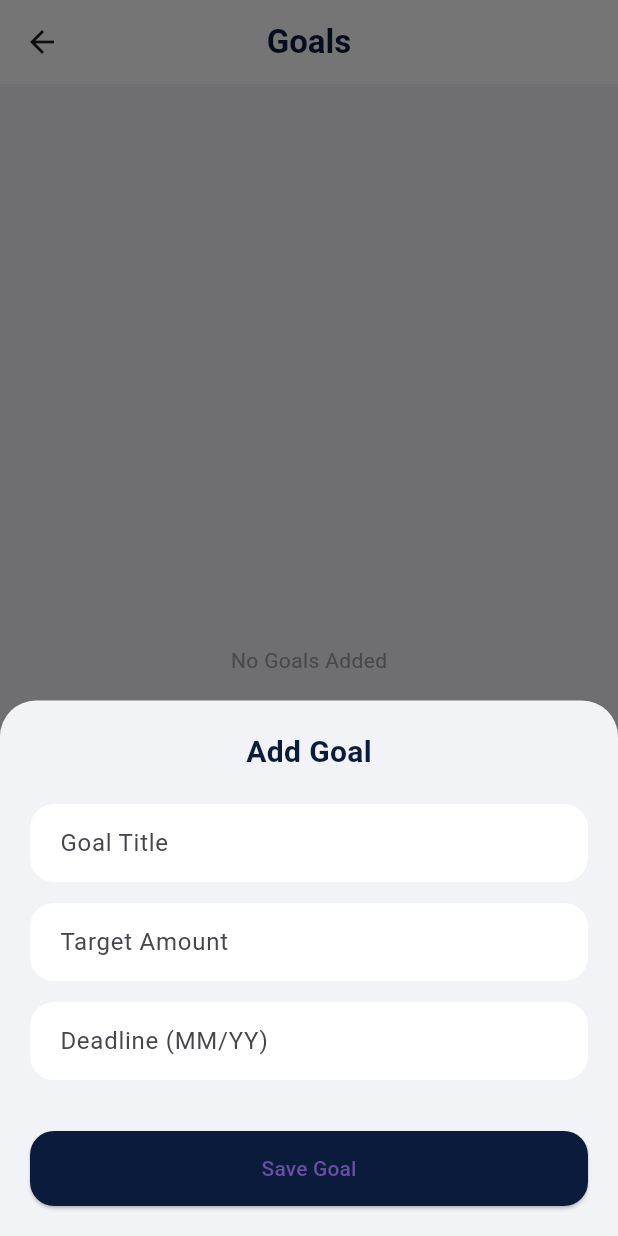
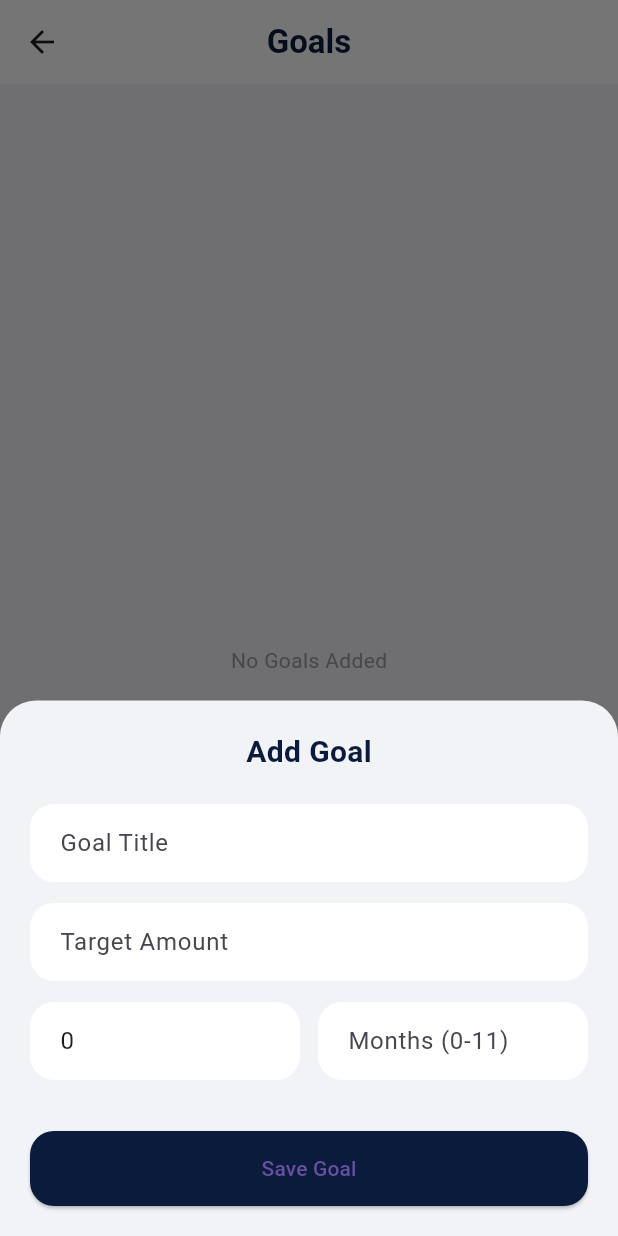
Before and after one commit to devisunofficial/Finwise, a Flutter app: the GoalsPage screen opened directly, after a tap on the "add" icon, on a phone screen of 412 x 824 dp. Run offline on Flutter 3.47's test engine with Material 3 defaults, Android fonts, the phone set to English and light mode, and no system bars; our stand-ins replace cloud_firestore, firebase_auth, firebase_core, flutter_svg, shared_preferences; accounts and stored records are empty.

Commit message:
Pre-Final Goals

```diff
--- a/lib/screens/goals.dart
+++ b/lib/screens/goals.dart
@@ -6,19 +6,17 @@ import 'package:firebase_auth/firebase_auth.dart';
 class Goal {
   String title;
   double targetAmount;
-  DateTime deadline;
+  int years;
+  int months;
 
   Goal({
     required this.title,
     required this.targetAmount,
-    required this.deadline,
+    required this.years,
+    required this.months,
   });
 
-  int get monthsLeft {
-    final now = DateTime.now();
-    return (deadline.year - now.year) * 12 +
-        (deadline.month - now.month);
-  }
+  int get totalMonths => (years * 12) + months;
 }
 
 class GoalsPage extends StatefulWidget {
@@ -33,7 +31,9 @@ class _GoalsPageState extends State<GoalsPage> {
 
   final TextEditingController _titleController = TextEditingController();
   final TextEditingController _amountController = TextEditingController();
-  final TextEditingController _deadlineController = TextEditingController();
+  final TextEditingController _yearsController =
+      TextEditingController(text: "0"); // Default 0
+  final TextEditingController _monthsController = TextEditingController();
 
   double _totalSavings = 0;
 
@@ -60,22 +60,21 @@ class _GoalsPageState extends State<GoalsPage> {
   void _addGoal() {
     if (_titleController.text.isEmpty ||
         _amountController.text.isEmpty ||
-        _deadlineController.text.length != 5) {
+        _monthsController.text.isEmpty) {
       return;
     }
 
-    final parts = _deadlineController.text.split('/');
-    final month = int.tryParse(parts[0]) ?? 0;
-    final year = 2000 + (int.tryParse(parts[1]) ?? 0);
+    final years = int.tryParse(_yearsController.text) ?? 0;
+    final months = int.tryParse(_monthsController.text) ?? 0;
 
-    if (month < 1 || month > 12) return;
-
-    final deadline = DateTime(year, month);
+    if (months < 0 || months > 11) return;
+    if (years == 0 && months == 0) return;
 
     final goal = Goal(
       title: _titleController.text,
       targetAmount: double.parse(_amountController.text),
-      deadline: deadline,
+      years: years,
+      months: months,
     );
 
     setState(() {
@@ -85,14 +84,15 @@ class _GoalsPageState extends State<GoalsPage> {
 
     _titleController.clear();
     _amountController.clear();
-    _deadlineController.clear();
+    _yearsController.text = "0"; // Reset to default
+    _monthsController.clear();
 
     Navigator.pop(context);
   }
 
   void _sortGoals() {
     _goals.sort((a, b) {
-      int timeCompare = a.monthsLeft.compareTo(b.monthsLeft);
+      int timeCompare = a.totalMonths.compareTo(b.totalMonths);
       if (timeCompare != 0) return timeCompare;
       return a.targetAmount.compareTo(b.targetAmount);
     });
@@ -107,21 +107,15 @@ class _GoalsPageState extends State<GoalsPage> {
     String hint,
     TextEditingController controller, {
     bool isNumber = false,
-    bool isDeadline = false,
   }) {
     return Padding(
       padding: const EdgeInsets.only(bottom: 14),
       child: TextField(
         controller: controller,
         keyboardType:
-            isNumber || isDeadline ? TextInputType.number : TextInputType.text,
-        inputFormatters: isDeadline
-            ? [
-                FilteringTextInputFormatter.digitsOnly,
-                LengthLimitingTextInputFormatter(4),
-                _MonthYearFormatter(),
-              ]
-            : null,
+            isNumber ? TextInputType.number : TextInputType.text,
+        inputFormatters:
+            isNumber ? [FilteringTextInputFormatter.digitsOnly] : null,
         decoration: InputDecoration(
           hintText: hint,
           filled: true,
@@ -163,12 +157,29 @@ class _GoalsPageState extends State<GoalsPage> {
                     color: Color(0xFF0B1B3B)),
               ),
               const SizedBox(height: 20),
+
               _inputField("Goal Title", _titleController),
               _inputField("Target Amount", _amountController,
                   isNumber: true),
-              _inputField("Deadline (MM/YY)", _deadlineController,
-                  isDeadline: true),
+
+              Row(
+                children: [
+                  Expanded(
+                    child: _inputField(
+                        "Years (optional)", _yearsController,
+                        isNumber: true),
+                  ),
+                  const SizedBox(width: 12),
+                  Expanded(
+                    child: _inputField(
+                        "Months (0-11)", _monthsController,
+                        isNumber: true),
+                  ),
+                ],
+              ),
+
               const SizedBox(height: 20),
+
               ElevatedButton(
                 style: ElevatedButton.styleFrom(
                   backgroundColor: const Color(0xFF0B1B3B),
@@ -179,6 +190,7 @@ class _GoalsPageState extends State<GoalsPage> {
                 onPressed: _addGoal,
                 child: const Text("Save Goal"),
               ),
+
               const SizedBox(height: 20),
             ],
           ),
@@ -189,6 +201,13 @@ class _GoalsPageState extends State<GoalsPage> {
 
   Widget _goalCard(Goal goal, int number) {
     final progress = _calculateProgress(goal.targetAmount);
+
+    String durationText;
+    if (goal.years == 0) {
+      durationText = "${goal.months} months";
+    } else {
+      durationText = "${goal.years}y ${goal.months}m";
+    }
 
     return Container(
       margin: const EdgeInsets.only(bottom: 18),
@@ -209,7 +228,7 @@ class _GoalsPageState extends State<GoalsPage> {
           ),
           const SizedBox(height: 8),
           Text(
-            "Target: ₹${goal.targetAmount.toStringAsFixed(0)} | ${goal.monthsLeft} months left",
+            "Target: ₹${goal.targetAmount.toStringAsFixed(0)} | $durationText",
             style: const TextStyle(color: Colors.white70),
           ),
           const SizedBox(height: 12),
@@ -273,20 +292,3 @@ class _GoalsPageState extends State<GoalsPage> {
     );
   }
 }
-
-class _MonthYearFormatter extends TextInputFormatter {
-  @override
-  TextEditingValue formatEditUpdate(
-      TextEditingValue oldValue, TextEditingValue newValue) {
-    String text = newValue.text;
-
-    if (text.length >= 3) {
-      text = "${text.substring(0, 2)}/${text.substring(2)}";
-    }
-
-    return TextEditingValue(
-      text: text,
-      selection: TextSelection.collapsed(offset: text.length),
-    );
-  }
-}
```
